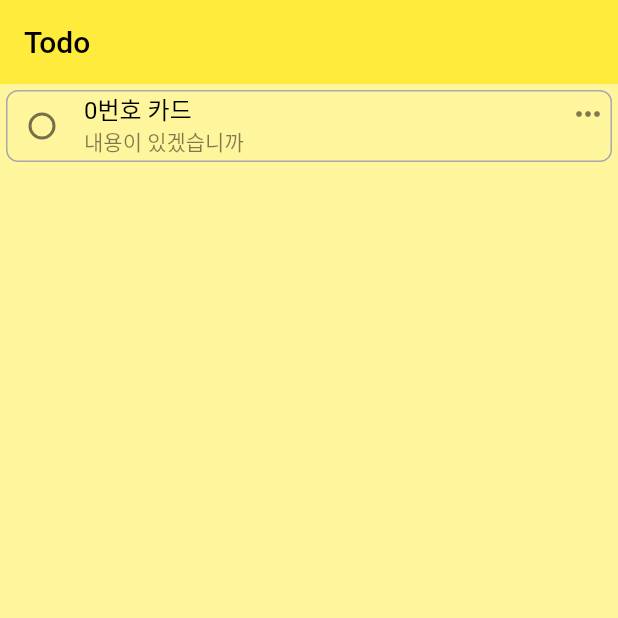
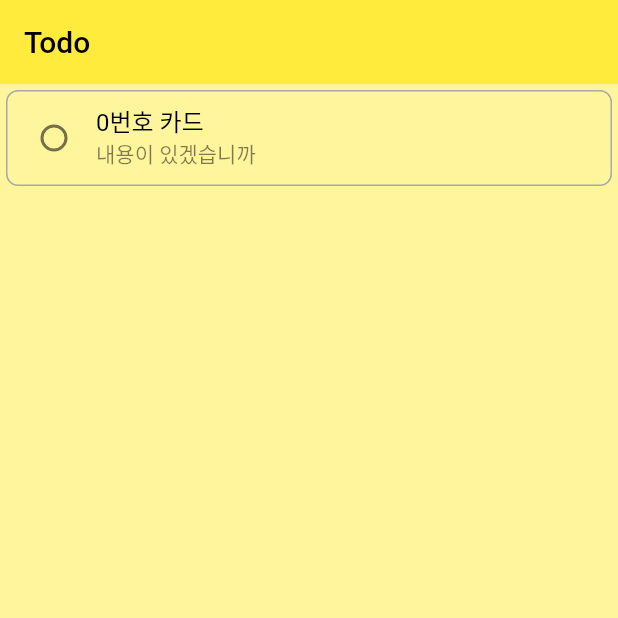
Before and after one commit to Leonamin/todolist, a Flutter app: the screen it shows after launch, on a phone screen of 412 x 824 dp, the top half of it. Run offline on Flutter 3.47's test engine with Material 2 defaults, Android fonts, the phone set to English and light mode, and no system bars.

Commit message:
추가 - TodoTaskCard 호버링 효과 추가

```diff
--- a/lib/widgets/todo_task_card.dart
+++ b/lib/widgets/todo_task_card.dart
@@ -15,6 +15,7 @@ class TodoTaskCard extends StatefulWidget {
 
 class _TodoTaskCardState extends State<TodoTaskCard> {
   bool testIsCompleted = false;
+  bool isHover = false;
 
   @override
   Widget build(BuildContext context) {
@@ -30,8 +31,22 @@ class _TodoTaskCardState extends State<TodoTaskCard> {
           color: Constants.prioriy4Color,
         ),
       ),
-      // elevation: taskProvier.isHover ? 1.0 : 0.5,
+      elevation: isHover ? 1.0 : 0.5,
       child: InkWell(
+        // https://stackoverflow.com/questions/67994569/flutter-inkwell-why-does-onhover-require-ontap
+        // onHover은 단독으로 동작하지 않는다 onTap이 있어야함
+        onHover: (value) {
+          setState(() {
+            isHover = value;
+          });
+        },
+        onTap: () {
+          //showDetailTodoTask()
+        },
+        hoverColor: Colors.transparent,
+        splashColor: Colors.yellow,
+        child: Padding(
+          padding: const EdgeInsets.all(8),
           child: Row(
             crossAxisAlignment: CrossAxisAlignment.start,
             children: [
@@ -55,14 +70,12 @@ class _TodoTaskCardState extends State<TodoTaskCard> {
               const SizedBox(
                 width: 4,
               ),
-            // 작업 내용
               Flexible(
                 child: Stack(
                   children: [
+                    // 설정
                     Visibility(
-                    // TODO 호버링 속성
-                    // visible: provider.isHover ? true : false,
-                    visible: true,
+                      visible: isHover ? true : false,
                       child: Positioned(
                         top: 4,
                         right: 4,
@@ -75,6 +88,7 @@ class _TodoTaskCardState extends State<TodoTaskCard> {
                         ),
                       ),
                     ),
+                    // 작업 부분
                     Row(
                       children: [
                         Column(
@@ -110,6 +124,7 @@ class _TodoTaskCardState extends State<TodoTaskCard> {
             ],
           ),
         ),
+      ),
     );
   }
 }
```
Lines whose indentation alone changed are shown as unchanged.
